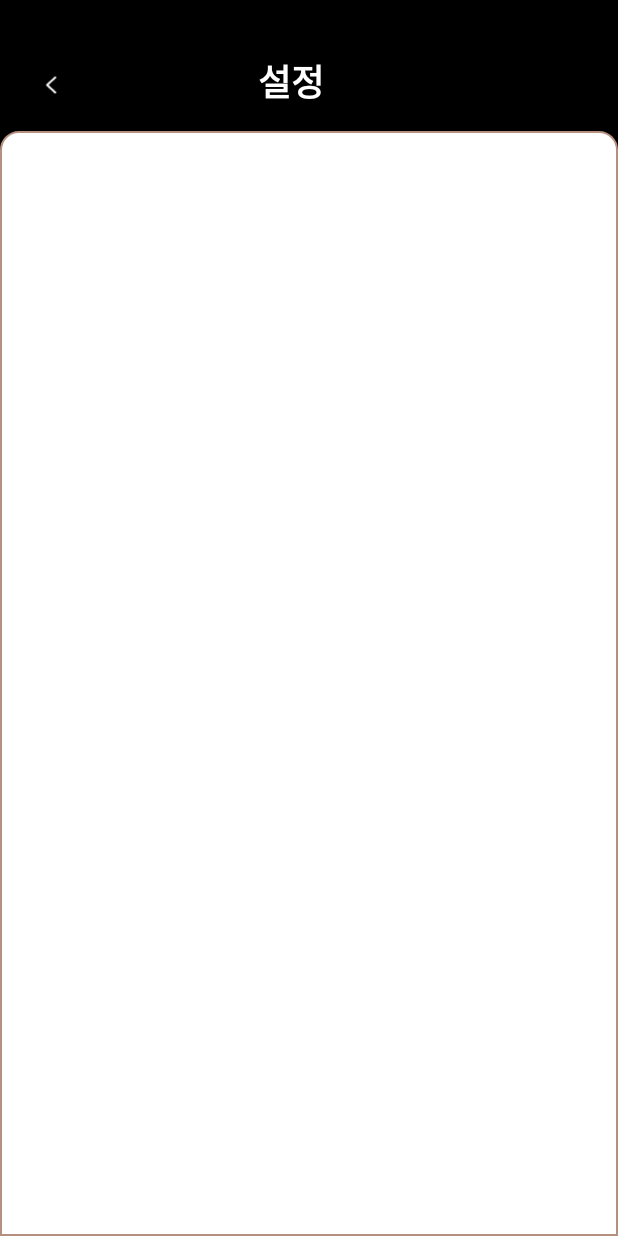
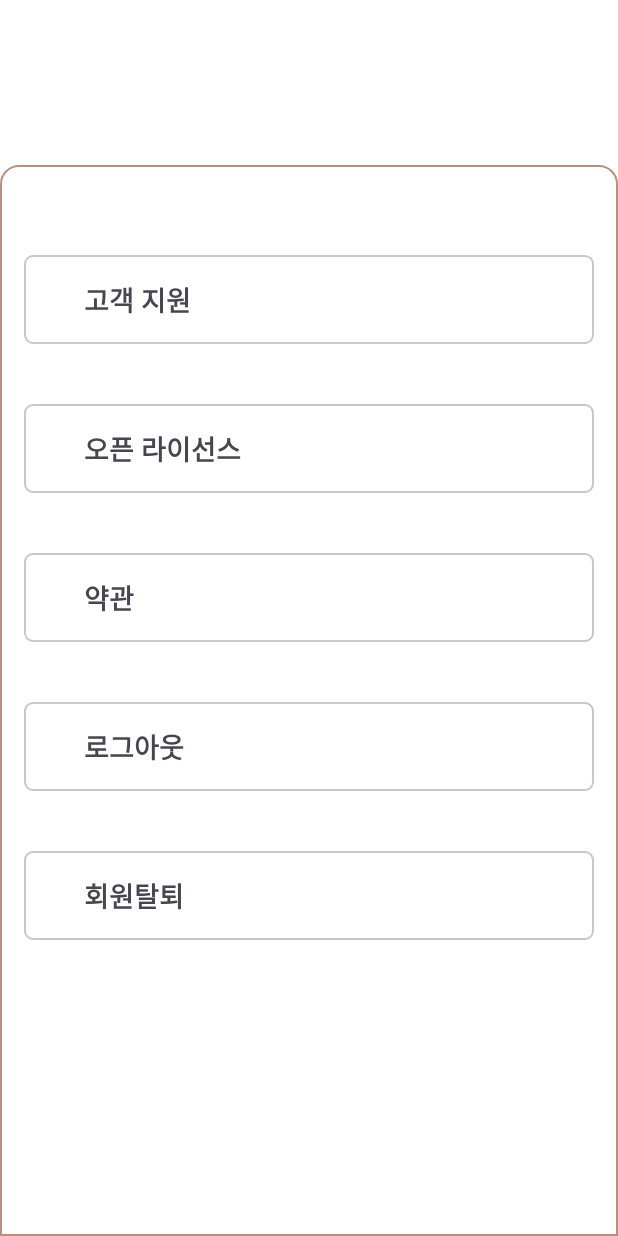
Before and after one commit to AndroidEarlyBirdy/EarlyBirdy, an Android app: the layout activity_setting.xml on its own in the app's theme, with its tools: preview values and no code run, on a phone screen of 412 x 824 dp. Run offline under Robolectric (Android 15) with nearby library versions, the phone set to English and light mode, and no system bars.

Commit message:
fix : Setting Activity Layout 수정

```diff
--- a/app/src/main/java/com/example/earlybirdy/setting/SettingItem.kt
+++ /dev/null
@@ -1,6 +0,0 @@
-package com.example.earlybirdy.setting
-
-data class SettingItem(
-    val title: String
-
-)
--- /dev/null
+++ b/app/src/main/res/drawable/btn_setting.xml
@@ -0,0 +1,5 @@
+<?xml version="1.0" encoding="utf-8"?>
+<shape xmlns:android="http://schemas.android.com/apk/res/android" android:shape="rectangle">
+    <stroke android:width="1dp" android:color="@color/setting_round"/>
+    <corners android:radius="5dp"/>
+</shape>
--- /dev/null
+++ b/app/src/main/res/drawable/ic_btn_back.xml
@@ -0,0 +1,5 @@
+<vector android:height="24dp" android:tint="#FFFFFF"
+    android:viewportHeight="24" android:viewportWidth="24"
+    android:width="24dp" xmlns:android="http://schemas.android.com/apk/res/android">
+    <path android:fillColor="@android:color/white" android:pathData="M17.77,3.77l-1.77,-1.77l-10,10l10,10l1.77,-1.77l-8.23,-8.23z"/>
+</vector>
--- a/app/src/main/res/layout/activity_setting.xml
+++ b/app/src/main/res/layout/activity_setting.xml
@@ -4,56 +4,111 @@
     xmlns:tools="http://schemas.android.com/tools"
     android:layout_width="match_parent"
     android:layout_height="match_parent"
-    android:background="@color/black"
+    android:background="@color/white"
     tools:context=".setting.SettingActivity">
 
-    <androidx.constraintlayout.widget.ConstraintLayout
-        android:id="@+id/rl_title"
-        android:layout_width="match_parent"
-        android:layout_height="87dp"
-        android:gravity="center_vertical"
+    <TextView
+        android:id="@+id/tv_setting"
+        android:layout_width="wrap_content"
+        android:layout_height="wrap_content"
+        android:text="설정"
+        android:textColor="@color/white"
+        android:textSize="24sp"
+        android:textStyle="bold"
+        app:layout_constraintBottom_toBottomOf="@+id/btn_back"
         app:layout_constraintEnd_toEndOf="parent"
         app:layout_constraintStart_toStartOf="parent"
-        app:layout_constraintTop_toTopOf="parent">
+        app:layout_constraintTop_toTopOf="@+id/btn_back" />
+
+    <ImageView
+        android:id="@+id/btn_back"
+        android:layout_width="wrap_content"
+        android:layout_height="wrap_content"
+        android:layout_marginStart="20dp"
+        android:layout_marginTop="20dp"
+        android:src="@drawable/ic_btn_back"
+        app:layout_constraintStart_toStartOf="parent"
+        app:layout_constraintTop_toTopOf="parent" />
+
+    <androidx.constraintlayout.widget.ConstraintLayout
+        android:layout_width="match_parent"
+        android:layout_height="0dp"
+        android:layout_marginTop="60dp"
+        android:background="@drawable/ic_roundig"
+        app:layout_constraintBottom_toBottomOf="parent"
+        app:layout_constraintTop_toBottomOf="@+id/tv_setting">
 
         <TextView
-            android:id="@+id/tv_setting"
-            android:layout_width="wrap_content"
+            android:id="@+id/btn_user_support"
+            android:layout_width="match_parent"
             android:layout_height="wrap_content"
-            android:text="설정"
-            android:layout_centerVertical="true"
-            android:textColor="@color/white"
-            android:textSize="24sp"
+            android:layout_marginHorizontal="16dp"
+            android:layout_marginTop="60dp"
+            android:background="@drawable/btn_setting"
+            android:paddingHorizontal="40dp"
+            android:paddingVertical="16dp"
+            android:text="고객 지원"
+            android:textSize="18sp"
             android:textStyle="bold"
-            android:layout_marginStart="172dp"
-            android:layout_marginTop="20dp"
-            app:layout_constraintTop_toTopOf="parent"
-            app:layout_constraintLeft_toLeftOf="parent"
-            app:layout_constraintLeft_toRightOf="@+id/btn_back"
-            app:layout_constraintBottom_toBottomOf="parent"/>
+            app:layout_constraintTop_toTopOf="parent" />
 
-        <ImageView
-            android:id="@+id/btn_back"
-            android:layout_width="34dp"
-            android:layout_height="20dp"
-            android:clickable="true"
-            android:layout_marginTop="25dp"
-            android:layout_centerVertical="true"
-            android:layout_marginStart="18dp"
-            android:src="@drawable/btn_back"
-            app:layout_constraintLeft_toLeftOf="parent"
-            app:layout_constraintTop_toTopOf="parent"
-            app:layout_constraintBottom_toBottomOf="parent"/>
+        <TextView
+            android:id="@+id/btn_open_license"
+            android:layout_width="match_parent"
+            android:layout_height="wrap_content"
+            android:layout_marginHorizontal="16dp"
+            android:layout_marginTop="40dp"
+            android:background="@drawable/btn_setting"
+            android:paddingHorizontal="40dp"
+            android:paddingVertical="16dp"
+            android:text="오픈 라이선스"
+            android:textSize="18sp"
+            android:textStyle="bold"
+            app:layout_constraintTop_toBottomOf="@+id/btn_user_support" />
+
+        <TextView
+            android:id="@+id/btn_genral_condition"
+            android:layout_width="match_parent"
+            android:layout_height="wrap_content"
+            android:layout_marginHorizontal="16dp"
+            android:layout_marginTop="40dp"
+            android:background="@drawable/btn_setting"
+            android:paddingHorizontal="40dp"
+            android:paddingVertical="16dp"
+            android:text="약관"
+            android:textSize="18sp"
+            android:textStyle="bold"
+            app:layout_constraintTop_toBottomOf="@+id/btn_open_license" />
+
+        <TextView
+            android:id="@+id/btn_logout"
+            android:layout_width="match_parent"
+            android:layout_height="wrap_content"
+            android:layout_marginHorizontal="16dp"
+            android:layout_marginTop="40dp"
+            android:background="@drawable/btn_setting"
+            android:paddingHorizontal="40dp"
+            android:paddingVertical="16dp"
+            android:text="로그아웃"
+            android:textSize="18sp"
+            android:textStyle="bold"
+            app:layout_constraintTop_toBottomOf="@+id/btn_genral_condition" />
+
+        <TextView
+            android:id="@+id/btn_delete_account"
+            android:layout_width="match_parent"
+            android:layout_height="wrap_content"
+            android:layout_marginHorizontal="16dp"
+            android:layout_marginTop="40dp"
+            android:background="@drawable/btn_setting"
+            android:paddingHorizontal="40dp"
+            android:paddingVertical="16dp"
+            android:text="회원탈퇴"
+            android:textSize="18sp"
+            android:textStyle="bold"
+            app:layout_constraintTop_toBottomOf="@+id/btn_logout" />
+
     </androidx.constraintlayout.widget.ConstraintLayout>
 
-    <androidx.recyclerview.widget.RecyclerView
-        android:id="@+id/recyclerView"
-        android:layout_width="match_parent"
-        android:layout_height="0dp"
-        android:background="@drawable/ic_roundig"
-        app:layout_constraintBottom_toBottomOf="parent"
-        app:layout_constraintEnd_toEndOf="parent"
-        app:layout_constraintStart_toStartOf="parent"
-        app:layout_constraintTop_toBottomOf="@+id/rl_title" />
 
 </androidx.constraintlayout.widget.ConstraintLayout>
--- a/app/src/main/res/values/colors.xml
+++ b/app/src/main/res/values/colors.xml
@@ -6,5 +6,6 @@
     <color name="icon2">#FFBF24</color>
 
     <color name="togglebtn_color">#FFBF24</color>
+    <color name="setting_round">#C8C8C8</color>
 
 </resources>
```
Also changed, not shown: app/src/main/java/com/example/earlybirdy/setting/SettingActivity.kt (+0 -24 lines), app/src/main/java/com/example/earlybirdy/setting/SettingAdapter.kt (deleted, +0 -37 lines), app/src/main/res/layout/activity_item_setting.xml (deleted, +0 -31 lines), app/src/main/res/drawable/btn_back.png (deleted).
